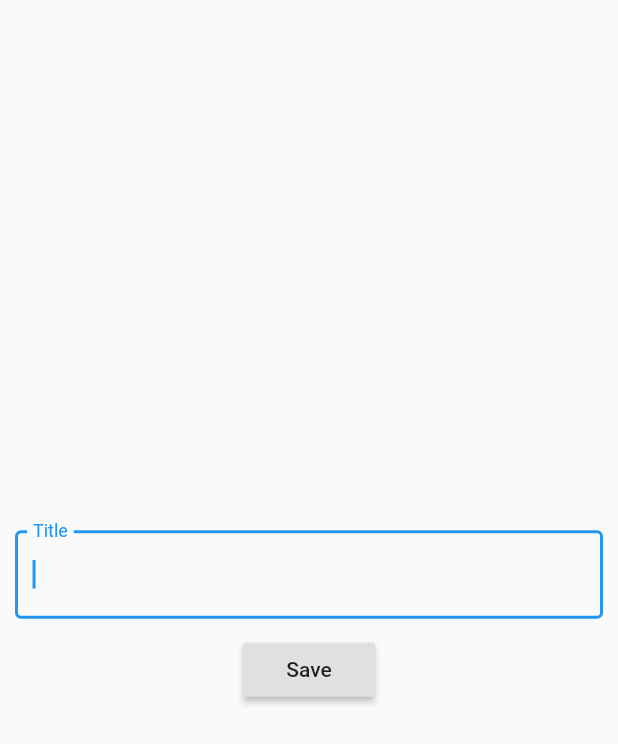
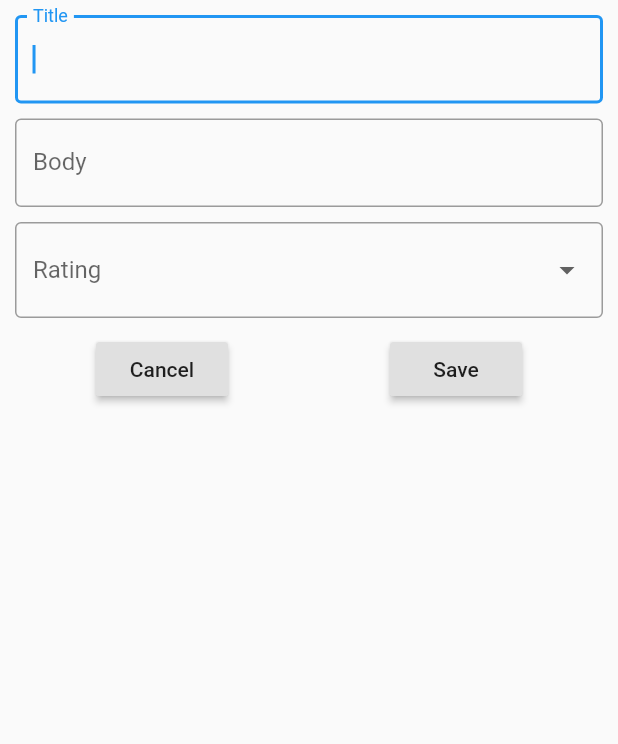
Before and after one commit to AprilCastaneda/journal, a Flutter app: the JournalEntryForm widget shown alone on an empty page, opened directly, on a phone screen of 412 x 824 dp. Shown: the top 744 px of the screen. Run offline on Flutter 3.47's test engine with Material 2 defaults, Android fonts, the phone set to English and light mode, and no system bars; our stand-ins replace flutter_switch, shared_preferences, sqflite; accounts and stored records are empty.

Commit message:
Working form

```diff
--- a/lib/widgets/dropdown_rating_form_field.dart
+++ b/lib/widgets/dropdown_rating_form_field.dart
@@ -0,0 +1,46 @@
+// (c) 2020 Yong Joseph Bakos. Use this freely.
+// https://github.com/flutter/flutter/issues/27821
+// Usage:
+// DropdownRatingFormField(
+//   maxRating: 4,
+//   validator: (value) { /* ... */ },
+//   onSaved: (value) { /* ... */ }
+// );
+import 'package:flutter/material.dart';
+
+class DropdownRatingFormField extends StatefulWidget {
+  final int maxRating;
+  final void Function(dynamic) onSaved;
+  final String Function(dynamic) validator;
+
+  DropdownRatingFormField(
+      {Key key, this.maxRating, this.onSaved, this.validator})
+      : super(key: key);
+
+  @override
+  DropdownRatingFormFieldState createState() => DropdownRatingFormFieldState();
+}
+
+class DropdownRatingFormFieldState extends State<DropdownRatingFormField> {
+  int selectedValue;
+
+  @override
+  Widget build(BuildContext context) {
+    return DropdownButtonFormField(
+        value: selectedValue,
+        items: ratingMenuItems(maxRating: widget.maxRating),
+        onChanged: (value) {
+          setState(() => selectedValue = value);
+        },
+        decoration:
+            InputDecoration(labelText: 'Rating', border: OutlineInputBorder()),
+        validator: widget.validator,
+        onSaved: widget.onSaved);
+  }
+
+  List<DropdownMenuItem> ratingMenuItems({int maxRating}) {
+    return List<DropdownMenuItem>.generate(maxRating, (i) {
+      return DropdownMenuItem(value: i + 1, child: Text('${i + 1}'));
+    });
+  }
+}
--- a/lib/widgets/journal_entry_form.dart
+++ b/lib/widgets/journal_entry_form.dart
@@ -16,10 +16,16 @@ class _JournalEntryFormState extends State<JournalEntryForm> {
   Widget build(BuildContext context) {
     return Padding(
       padding: const EdgeInsets.all(10),
-      child: Form(
+      child: formContent(context),
+    );
+  }
+
+  Widget formContent(BuildContext context) {
+    return Form(
       key: formKey,
       child: Column(
-          mainAxisAlignment: MainAxisAlignment.center,
+        mainAxisAlignment: MainAxisAlignment.start,
+        crossAxisAlignment: CrossAxisAlignment.center,
         children: [
           TextFormField(
             autofocus: true,
@@ -37,14 +43,19 @@ class _JournalEntryFormState extends State<JournalEntryForm> {
           SizedBox(
             height: 10,
           ),
-            saveButton(context),
+          bodyTextField(),
+          SizedBox(
+            height: 10,
+          ),
+          ratingDropDown(),
+          SizedBox(
+            height: 10,
+          ),
+          buttons(context),
         ],
-        ),
       ),
     );
   }
-
-  Widget formContent(BuildContext context) {}
 
   Widget titleTextField() {
     return TextFormField(
@@ -62,13 +73,49 @@ class _JournalEntryFormState extends State<JournalEntryForm> {
     );
   }
 
-  Widget bodyTextField() {}
+  Widget bodyTextField() {
+    return TextFormField(
+      autofocus: true,
+      decoration: InputDecoration(
+        labelText: 'Body',
+        border: OutlineInputBorder(),
+      ),
+      onSaved: (value) {
+        journalEntryValues.body = value;
+      },
+      validator: (value) {
+        return value.isEmpty ? 'Please enter some text' : null;
+      },
+    );
+  }
 
-  Widget ratingDropDown() {}
+  Widget ratingDropDown() {
+    return DropdownRatingFormField(
+        maxRating: 4,
+        validator: (value) {
+          return (value < 1 || value > 5)
+              ? 'Please choose a value between 1-4'
+              : null;
+        },
+        onSaved: (value) {
+          journalEntryValues.rating = value;
+        });
+  }
 
-  Widget buttons(BuildContext context) {}
+  Widget buttons(BuildContext context) {
+    return Row(
+      mainAxisAlignment: MainAxisAlignment.spaceAround,
+      children: [
+        cancelButton(context),
+        saveButton(context),
+      ],
+    );
+  }
 
-  Widget cancelButton(BuildContext context) {}
+  Widget cancelButton(BuildContext context) {
+    return RaisedButton(
+        child: Text('Cancel'), onPressed: () => Navigator.of(context).pop());
+  }
 
   Widget saveButton(BuildContext context) {
     return RaisedButton(
```
Lines whose indentation alone changed are shown as unchanged.
